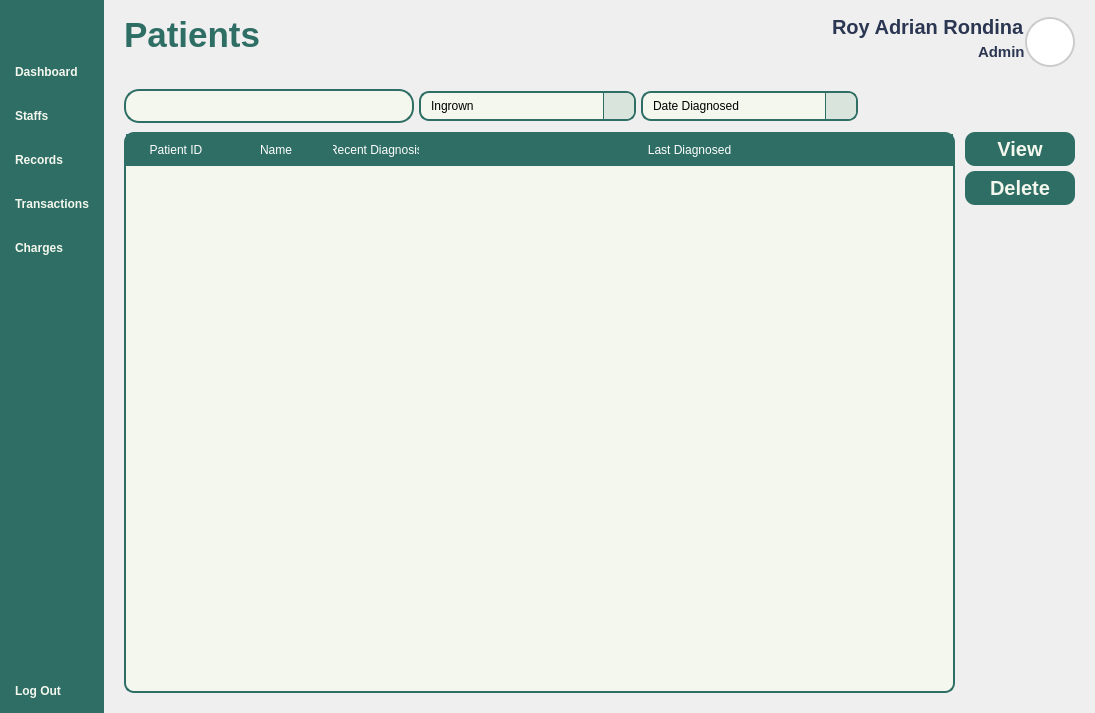
Qt form Views/Admin_Patients.ui (VinsmokeSanji69/COVACHA_CLINIC_SYSTEM) before a commit.
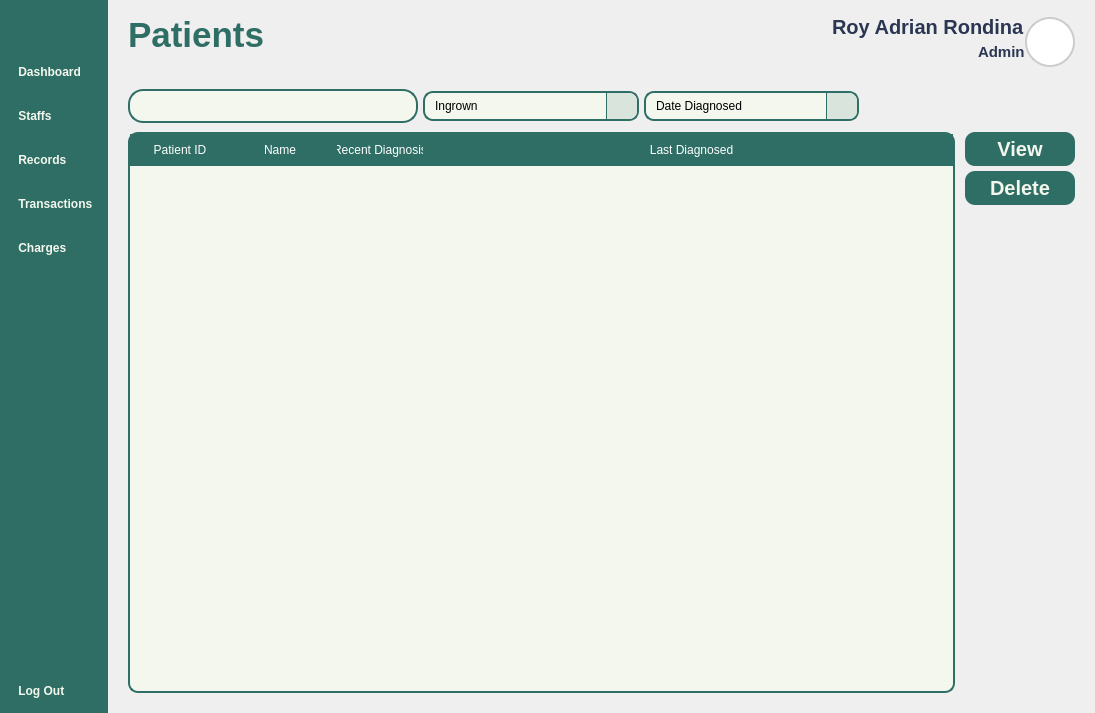
The same form after that commit. Icons and pictures are not drawn.

Diff of the .ui file:
```diff
--- a/Views/Admin_Patients.ui
+++ b/Views/Admin_Patients.ui
@@ -159,7 +159,7 @@
            <string notr="true"/>
           </property>
           <property name="text">
-           <string>Dashboard</string>
+           <string> Dashboard</string>
           </property>
           <property name="icon">
            <iconset resource="../Images/resources.qrc">
@@ -182,7 +182,7 @@
            <string notr="true"/>
           </property>
           <property name="text">
-           <string>Staffs</string>
+           <string> Staffs</string>
           </property>
           <property name="icon">
            <iconset resource="../Images/resources.qrc">
@@ -207,7 +207,7 @@
 }</string>
           </property>
           <property name="text">
-           <string>Records</string>
+           <string> Records</string>
           </property>
           <property name="icon">
            <iconset resource="../Images/resources.qrc">
@@ -230,7 +230,7 @@
            <string notr="true"/>
           </property>
           <property name="text">
-           <string>Transactions</string>
+           <string> Transactions</string>
           </property>
           <property name="icon">
            <iconset resource="../Images/resources.qrc">
@@ -253,7 +253,7 @@
            <string notr="true"/>
           </property>
           <property name="text">
-           <string>Charges</string>
+           <string> Charges</string>
           </property>
           <property name="icon">
            <iconset resource="../Images/resources.qrc">
@@ -296,7 +296,7 @@
            <string notr="true"/>
           </property>
           <property name="text">
-           <string>Log Out</string>
+           <string> Log Out</string>
           </property>
           <property name="icon">
            <iconset resource="../Images/resources.qrc">
@@ -745,19 +745,6 @@
                    <number>5</number>
                   </property>
                   <item>
-                   <widget class="QLineEdit" name="Search">
-                    <property name="sizePolicy">
-                     <sizepolicy hsizetype="Expanding" vsizetype="Expanding">
-                      <horstretch>0</horstretch>
-                      <verstretch>0</verstretch>
-                     </sizepolicy>
-                    </property>
-                    <property name="text">
-                     <string/>
-                    </property>
-                   </widget>
-                  </item>
-                  <item alignment="Qt::AlignRight">
                    <widget class="QPushButton" name="SearchButton">
                     <property name="sizePolicy">
                      <sizepolicy hsizetype="Preferred" vsizetype="Preferred">
@@ -780,6 +767,19 @@
                     </property>
                    </widget>
                   </item>
+                  <item>
+                   <widget class="QLineEdit" name="Search">
+                    <property name="sizePolicy">
+                     <sizepolicy hsizetype="Expanding" vsizetype="Expanding">
+                      <horstretch>0</horstretch>
+                      <verstretch>0</verstretch>
+                     </sizepolicy>
+                    </property>
+                    <property name="text">
+                     <string/>
+                    </property>
+                   </widget>
+                  </item>
                  </layout>
                 </widget>
                </item>
@@ -955,7 +955,7 @@
                    <rect>
                     <x>0</x>
                     <y>0</y>
-                    <width>680</width>
+                    <width>672</width>
                     <height>541</height>
                    </rect>
                   </property>
```
